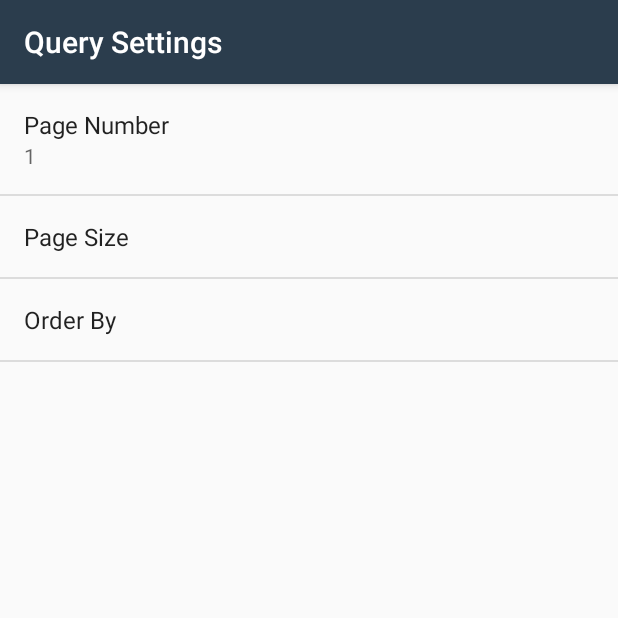
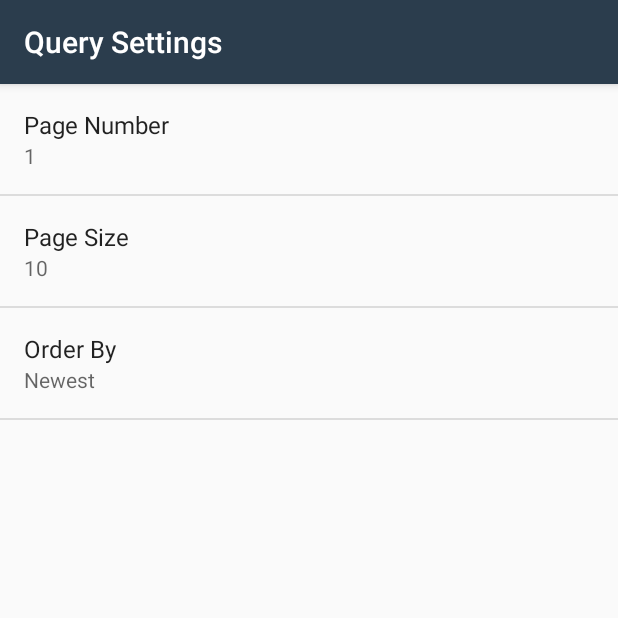
Before and after one commit to WillMcIntosh/NewsApp, an Android app: the screen it shows after launch (SettingsActivity), in the options menu, after a tap on "Settings", on a phone screen of 412 x 824 dp, the top half of it. Run offline under Robolectric (Android 15) with nearby library versions, the phone set to English and light mode, and no system bars.

Commit message:
added Java code for page size preference.

```diff
--- a/app/src/main/java/com/willmcintosh/videogamenews/MainActivity.java
+++ b/app/src/main/java/com/willmcintosh/videogamenews/MainActivity.java
@@ -140,8 +140,12 @@ public class MainActivity extends AppCompatActivity implements LoaderCallbacks<L
         // page number
         String pageNumber = sharedPrefs.getString(getString(R.string.settings_page_number_key),
                 getString(R.string.settings_page_number_default));
-
-        // sort by
+        // page size
+        String pageSize = sharedPrefs.getString(getString(R.string.settings_page_size_key),
+                getString(R.string.settings_page_size_default));
+        // order by
+        String orderBy = sharedPrefs.getString(getString(R.string.settings_order_by_key),
+                getString(R.string.settings_order_by_default));
 
         // parse breaks apart the URI string that's passed into its param
         Uri baseUri = Uri.parse(GUARDIAN_REQUEST_URL);
@@ -153,11 +157,11 @@ public class MainActivity extends AppCompatActivity implements LoaderCallbacks<L
         uriBuilder.appendQueryParameter("section", "games");
 
         uriBuilder.appendQueryParameter("show-tags", "contributor");
-        uriBuilder.appendQueryParameter("page-size", "10");
         uriBuilder.appendQueryParameter("api-key", API_KEY);
 
-        uriBuilder.appendQueryParameter("order-by", "newest");
         uriBuilder.appendQueryParameter("page", pageNumber);
+        uriBuilder.appendQueryParameter("page-size", pageSize);
+        uriBuilder.appendQueryParameter("order-by", orderBy);
 
         // return a completed URI
         return new ArticleLoader(this, uriBuilder.toString());
--- a/app/src/main/java/com/willmcintosh/videogamenews/SettingsActivity.java
+++ b/app/src/main/java/com/willmcintosh/videogamenews/SettingsActivity.java
@@ -2,6 +2,7 @@ package com.willmcintosh.videogamenews;
 
 import android.content.SharedPreferences;
 import android.os.Bundle;
+import android.preference.ListPreference;
 import android.preference.Preference;
 import android.preference.PreferenceFragment;
 import android.preference.PreferenceManager;
@@ -25,19 +26,40 @@ public class SettingsActivity extends AppCompatActivity {
 
             Preference pageNumber = findPreference(getString(R.string.settings_page_number_key));
             bindPreferenceSummaryToValue(pageNumber);
+
+            Preference orderBy = findPreference(getString(R.string.settings_order_by_key));
+            bindPreferenceSummaryToValue(orderBy);
+
+            Preference pageSize = findPreference(getString(R.string.settings_page_size_key));
+            bindPreferenceSummaryToValue(pageSize);
         }
 
+        /**
+         * Update the displayed preference summary after it has been changed
+         */
         @Override
         public boolean onPreferenceChange(Preference preference, Object value) {
-            // The code in this method takes care of updating the displayed preference summary after it has been changed
             String stringValue = value.toString();
-            preference.setSummary(stringValue);
+            if (preference instanceof ListPreference) {
+                ListPreference listPreference = (ListPreference) preference;
+                int prefIndex = listPreference.findIndexOfValue(stringValue);
+                if (prefIndex >= 0) {
+                    CharSequence[] labels = listPreference.getEntries();
+                    preference.setSummary(labels[prefIndex]);
+                }
+            } else {
+                preference.setSummary(stringValue);
+            }
             return true;
         }
 
+        /**
+         * Helper method to set listener on preference change and update UI
+         */
         private void bindPreferenceSummaryToValue(Preference preference) {
             preference.setOnPreferenceChangeListener(this);
-            SharedPreferences preferences = PreferenceManager.getDefaultSharedPreferences(preference.getContext());
+            SharedPreferences preferences = PreferenceManager.getDefaultSharedPreferences
+                    (preference.getContext());
             String preferenceString = preferences.getString(preference.getKey(), "");
             onPreferenceChange(preference, preferenceString);
         }
```
